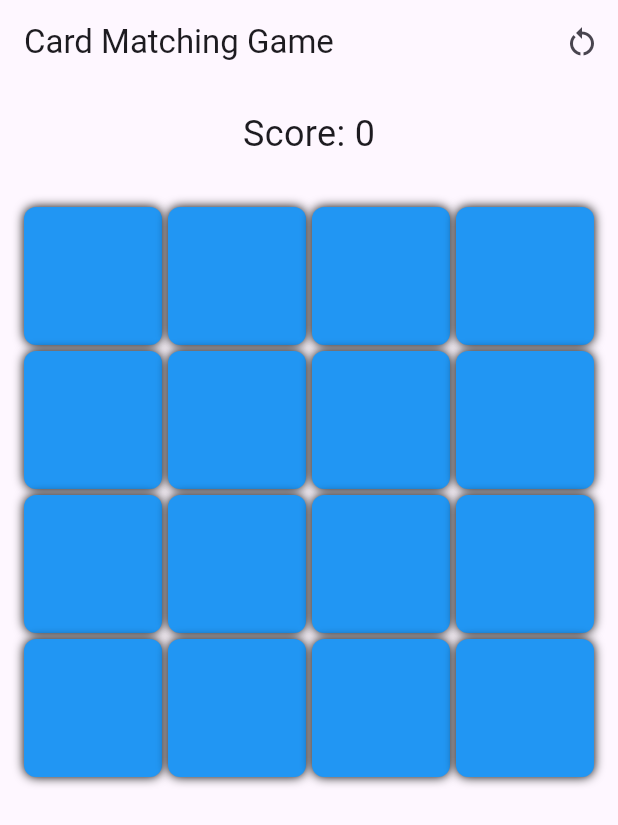
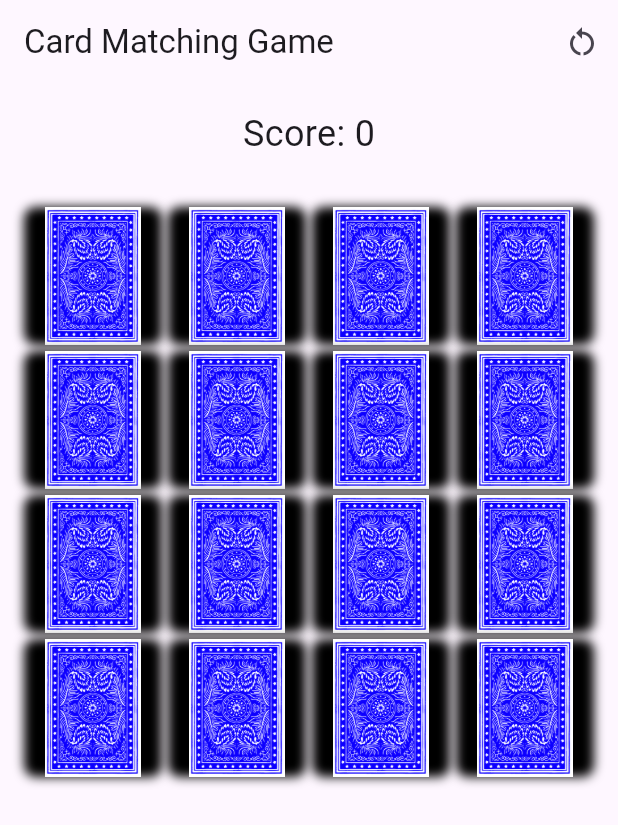
Before and after one commit to mcarney7/mad_hw3, a Flutter app: the screen it shows after launch, on a phone screen of 412 x 824 dp. Shown: the top 825 px of the screen. Run offline on Flutter 3.47's test engine with Material 3 defaults, Android fonts, the phone set to English and light mode, and no system bars.

Commit message:
Adding card back picture for output.

```diff
--- a/lib/card_widget.dart
+++ b/lib/card_widget.dart
@@ -19,14 +19,16 @@ class CardWidget extends StatelessWidget {
         duration: const Duration(milliseconds: 400),
         decoration: BoxDecoration(
           borderRadius: BorderRadius.circular(8),
-          color: card.isFaceUp ? Colors.white : Colors.blue,
+          color: card.isFaceUp ? Colors.white : Colors.transparent,  // transparent for back
           boxShadow: const [BoxShadow(blurRadius: 5)],
         ),
         child: Center(
-          child: Text(
-            card.isFaceUp ? card.content : '',
-            style: const TextStyle(fontSize: 24, fontWeight: FontWeight.bold),
-          ),
+          child: card.isFaceUp
+              ? Text(
+                  card.content,
+                  style: const TextStyle(fontSize: 24, fontWeight: FontWeight.bold),
+                )
+              : Image.asset('assets/card_back.png'),  // Use the back design when face-down
         ),
       ),
     );
--- a/lib/game_provider.dart
+++ b/lib/game_provider.dart
@@ -26,7 +26,6 @@ class GameProvider extends ChangeNotifier {
     _initializeGame();
   }
 
-  // Initialize the game
   void _initializeGame() {
     _flippedCardsCount = 0;
     _score = 0;
@@ -40,16 +39,14 @@ class GameProvider extends ChangeNotifier {
     notifyListeners();
   }
 
-  // Generate pairs of card content (you can customize the card content)
   List<String> _generateCardContent() {
     List<String> baseCards = ['A', 'B', 'C', 'D', 'E', 'F', 'G', 'H'];
-    return List<String>.from(baseCards)..addAll(baseCards); // Create pairs
+    return List<String>.from(baseCards)..addAll(baseCards);
   }
 
-  // Handle card flipping logic
   void flipCard(int index) {
     if (_cards[index].isMatched || _cards[index].isFaceUp || _flippedCardsCount == 2) {
-      return; // Can't flip more than two cards at once or already matched cards
+      return;
     }
 
     _cards[index].isFaceUp = true;
@@ -61,7 +58,6 @@ class GameProvider extends ChangeNotifier {
     }
   }
 
-  // Check if two flipped cards match
   void _checkForMatch() async {
     _moves++;
     await Future.delayed(const Duration(seconds: 1));
@@ -92,12 +88,10 @@ class GameProvider extends ChangeNotifier {
     notifyListeners();
   }
 
-  // Check if all pairs are matched
   bool _checkGameOver() {
     return _cards.every((card) => card.isMatched);
   }
 
-  // Reset the game
   void resetGame() {
     _initializeGame();
   }
--- a/lib/game_screen.dart
+++ b/lib/game_screen.dart
@@ -73,7 +73,7 @@ class CardGrid extends StatelessWidget {
 
     return GridView.builder(
       gridDelegate: const SliverGridDelegateWithFixedCrossAxisCount(
-        crossAxisCount: 4, // 4x4 grid
+        crossAxisCount: 4,
         mainAxisSpacing: 4.0,
         crossAxisSpacing: 4.0,
       ),
```
Also changed, not shown: pubspec.yaml (+16 -1 lines), assets/card_back.png (added).
